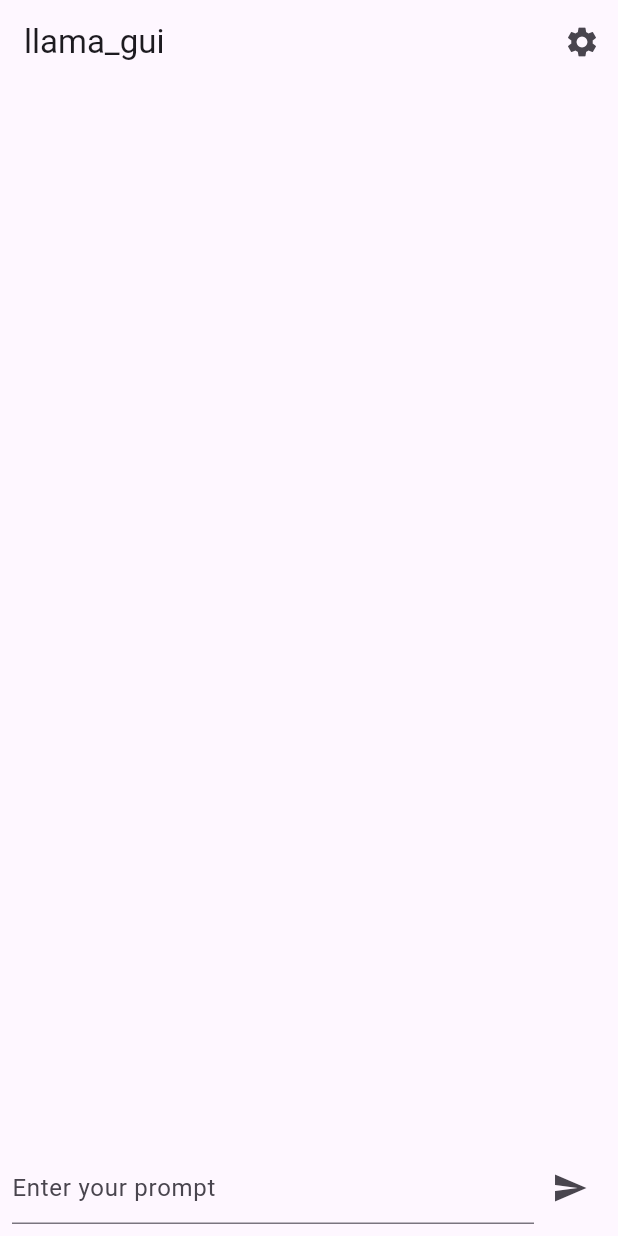
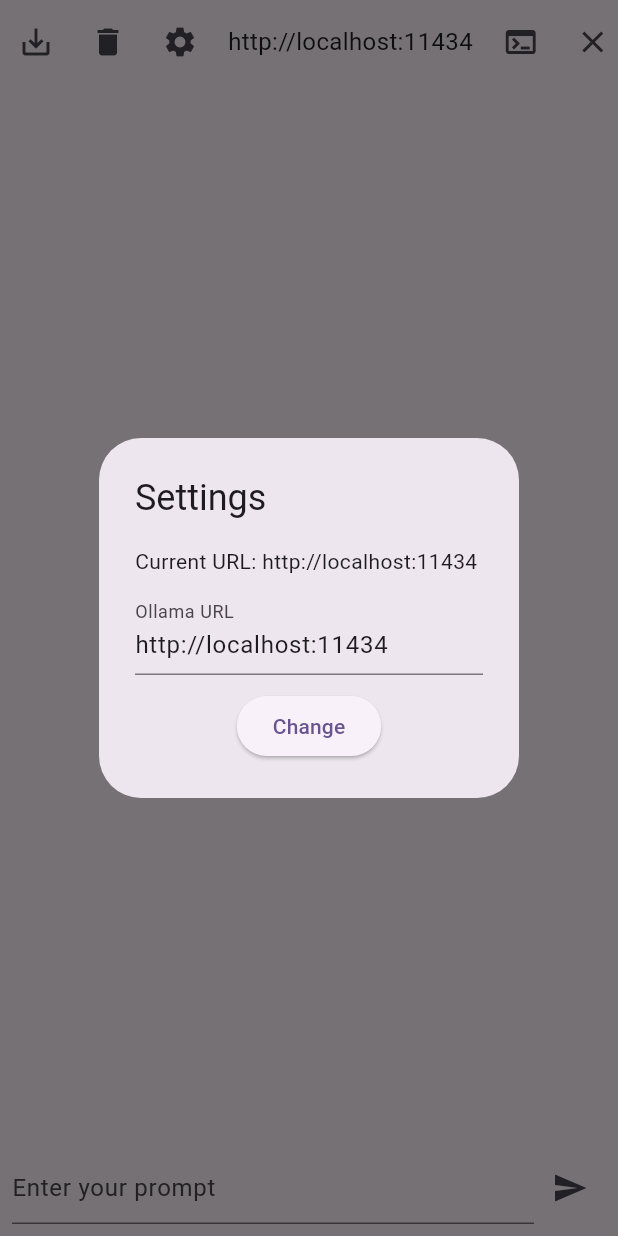
Before and after one commit to wjakew/llama_gui, a Flutter app: the screen it shows after launch, after a tap on the "settings" icon, on a phone screen of 412 x 824 dp. Run offline on Flutter 3.47's test engine with Material 3 defaults, Android fonts, the phone set to English and light mode, and no system bars; our stand-ins replace file_picker; missing offline and left inert: process_run.

Commit message:
updated features
- Added an export button to the AppBar that allows users to save the entire chat as a JSON file.
- Implemented file picker dialog to let users choose the save location for the exported file.
- Converted chat messages to JSON format before saving.
- Enhanced error handling to display full error messages in the chat.
- Updated the HTTP POST request to match the format used in the working curl command.

```diff
--- a/lib/main.dart
+++ b/lib/main.dart
@@ -1,6 +1,11 @@
 import 'package:flutter/material.dart';
 import 'package:http/http.dart' as http; // Import for HTTP requests
 import 'dart:convert'; // Import for JSON encoding/decoding
+import 'terminal_emulator.dart'; // Import the terminal emulator logic
+import 'dart:io'; // Import for Platform checks
+import 'settings_page.dart'; // Import the settings page
+import 'package:path_provider/path_provider.dart'; // Import for path provider
+import 'package:file_picker/file_picker.dart'; // Import for file picker
 
 void main() {
   runApp(const MyApp());
@@ -18,6 +23,7 @@ class MyApp extends StatelessWidget {
         useMaterial3: true,
       ),
       home: const MyHomePage(title: 'llama_gui'),
+      debugShowCheckedModeBanner: false, // Remove debug banner
     );
   }
 }
@@ -32,10 +38,9 @@ class MyHomePage extends StatefulWidget {
 }
 
 class _MyHomePageState extends State<MyHomePage> {
-  int _counter = 0; // This can be removed if not needed
   final TextEditingController _controller = TextEditingController();
   List<String> _messages = []; // List to hold chat messages
-  String _ollamaUrl = 'http://127.0.0.1:11434'; // Default Ollama URL
+  String _ollamaUrl = 'http://localhost:11434'; // Default Ollama URL
 
   void _sendMessage() async {
     final prompt = _controller.text;
@@ -46,13 +51,28 @@ class _MyHomePageState extends State<MyHomePage> {
     });
 
     try {
-      // Send request to Ollama API
-      final response = await http.post(
-        Uri.parse('$_ollamaUrl/api/generate'), // Adjust endpoint as necessary
-        headers: {'Content-Type': 'application/json'},
-        body: json
-            .encode({"model": "llama3.2", "prompt": prompt, "stream": true}),
-      );
+      // Construct the URL
+      final uri = Uri.parse(_ollamaUrl + '/api/generate');
+      print('Sending request to: $uri'); // Print the URI to the console
+
+      // Prepare the request body
+      final requestBody = json.encode({
+        "model": "llama3.2",
+        "prompt": prompt,
+        "stream": false,
+      });
+
+      // Send request to Ollama API with a timeout
+      final response = await http
+          .post(
+            uri, // Use the constructed URI
+            headers: {'Content-Type': 'application/json'},
+            body: requestBody, // Use the prepared request body
+          )
+          .timeout(const Duration(seconds: 60)); // Set timeout duration here
+
+      print('Response status: ${response.statusCode}'); // Log response status
+      print('Response body: ${response.body}');
 
       if (response.statusCode == 200) {
         final data = json.decode(response.body);
@@ -65,12 +85,78 @@ class _MyHomePageState extends State<MyHomePage> {
         });
       }
     } catch (e) {
+      // Show the full error message in the chat
       setState(() {
-        _messages.add('Error: $e'); // Display the error message
+        _messages
+            .add('Error: ${e.toString()}'); // Display the full error message
       });
     }
 
     _controller.clear(); // Clear the input field
+  }
+
+  void _clearChat() {
+    setState(() {
+      _messages.clear(); // Clear the chat messages
+    });
+  }
+
+  Future<void> _exportChat() async {
+    // Convert messages to JSON
+    final chatJson = json.encode(_messages);
+
+    // Use file picker to select the location to save the file
+    String? filePath = await FilePicker.platform.saveFile(
+      dialogTitle: 'Save Chat Export',
+      fileName: 'chat_export.json',
+    );
+
+    if (filePath != null) {
+      // Write the JSON to the selected file
+      final file = File(filePath);
+      await file.writeAsString(chatJson);
+
+      // Show a dialog to inform the user
+      showDialog(
+        context: context,
+        builder: (context) {
+          return AlertDialog(
+            title: const Text('Export Successful'),
+            content: Text('Chat exported to: $filePath'),
+            actions: [
+              TextButton(
+                onPressed: () {
+                  Navigator.of(context).pop(); // Close the dialog
+                },
+                child: const Text('OK'),
+              ),
+            ],
+          );
+        },
+      );
+    }
+  }
+
+  void _closeWindow() {
+    if (Platform.isWindows || Platform.isLinux || Platform.isMacOS) {
+      exit(0); // Close the application
+    }
+  }
+
+  void _openSettings() {
+    showDialog(
+      context: context,
+      builder: (context) {
+        return SettingsPage(
+          initialUrl: _ollamaUrl,
+          onUrlChanged: (newUrl) {
+            setState(() {
+              _ollamaUrl = newUrl; // Update the Ollama URL
+            });
+          },
+        );
+      },
+    );
   }
 
   @override
@@ -79,11 +165,50 @@ class _MyHomePageState extends State<MyHomePage> {
       appBar: AppBar(
         title: Text(widget.title),
         actions: [
+          Tooltip(
+            message: 'Export Chat', // Tooltip message for export chat
+            child: IconButton(
+              icon: const Icon(Icons.save_alt), // Export icon
+              onPressed: _exportChat, // Export chat messages
+            ),
+          ),
+          Tooltip(
+            message: 'Clear Chat', // Tooltip message for clear chat
+            child: IconButton(
+              icon: const Icon(Icons.delete), // Clear icon
+              onPressed: _clearChat, // Clear chat messages
+            ),
+          ),
+          Tooltip(
+            message: 'Settings', // Tooltip message for settings
+            child: IconButton(
+              icon: const Icon(Icons.settings),
+              onPressed: _openSettings, // Open settings window
+            ),
+          ),
+          Padding(
+            padding: const EdgeInsets.symmetric(horizontal: 8.0),
+            child: Center(
+              child: Text(
+                _ollamaUrl,
+                style:
+                    const TextStyle(fontSize: 16), // Adjust font size as needed
+              ),
+            ),
+          ),
+          Tooltip(
+            message: 'Open terminal', // Tooltip message for terminal
+            child: IconButton(
+              icon: const Icon(Icons.terminal),
+              onPressed: () {
+                TerminalEmulator.openTerminal(
+                    context); // Open terminal emulator
+              },
+            ),
+          ),
           IconButton(
-            icon: const Icon(Icons.settings),
-            onPressed: () {
-              // Logic to set Ollama URL and model can be added here
-            },
+            icon: const Icon(Icons.close),
+            onPressed: _closeWindow, // Close window
           ),
         ],
       ),
--- /dev/null
+++ b/lib/settings_page.dart
@@ -0,0 +1,66 @@
+import 'package:flutter/material.dart';
+
+class SettingsPage extends StatefulWidget {
+  final String initialUrl;
+  final Function(String) onUrlChanged;
+
+  const SettingsPage({
+    Key? key,
+    required this.initialUrl,
+    required this.onUrlChanged,
+  }) : super(key: key);
+
+  @override
+  _SettingsPageState createState() => _SettingsPageState();
+}
+
+class _SettingsPageState extends State<SettingsPage> {
+  late TextEditingController _urlController;
+
+  @override
+  void initState() {
+    super.initState();
+    _urlController = TextEditingController(text: widget.initialUrl);
+  }
+
+  @override
+  void dispose() {
+    _urlController.dispose();
+    super.dispose();
+  }
+
+  void _updateUrl() {
+    widget.onUrlChanged(_urlController.text);
+    Navigator.of(context).pop(); // Close the settings window
+  }
+
+  @override
+  Widget build(BuildContext context) {
+    return AlertDialog(
+      title: const Text('Settings'),
+      content: Column(
+        mainAxisSize: MainAxisSize.min,
+        children: [
+          Row(
+            children: [
+              const Text('Current URL: '),
+              Text(widget.initialUrl), // Display the current URL
+            ],
+          ),
+          const SizedBox(height: 10),
+          TextField(
+            controller: _urlController,
+            decoration: const InputDecoration(
+              labelText: 'Ollama URL',
+            ),
+          ),
+          const SizedBox(height: 10),
+          ElevatedButton(
+            onPressed: _updateUrl,
+            child: const Text('Change'),
+          ),
+        ],
+      ),
+    );
+  }
+}
--- a/pubspec.yaml
+++ b/pubspec.yaml
@@ -31,6 +31,9 @@ dependencies:
   flutter:
     sdk: flutter
   http: ^0.13.3
+  process_run: ^0.12.0
+  path_provider: ^2.0.10
+  file_picker: ^5.0.0
 
   # The following adds the Cupertino Icons font to your application.
   # Use with the CupertinoIcons class for iOS style icons.
```
Also changed, not shown: lib/terminal_emulator.dart (added, +28 -0 lines), pubspec.lock, 10 other files.
